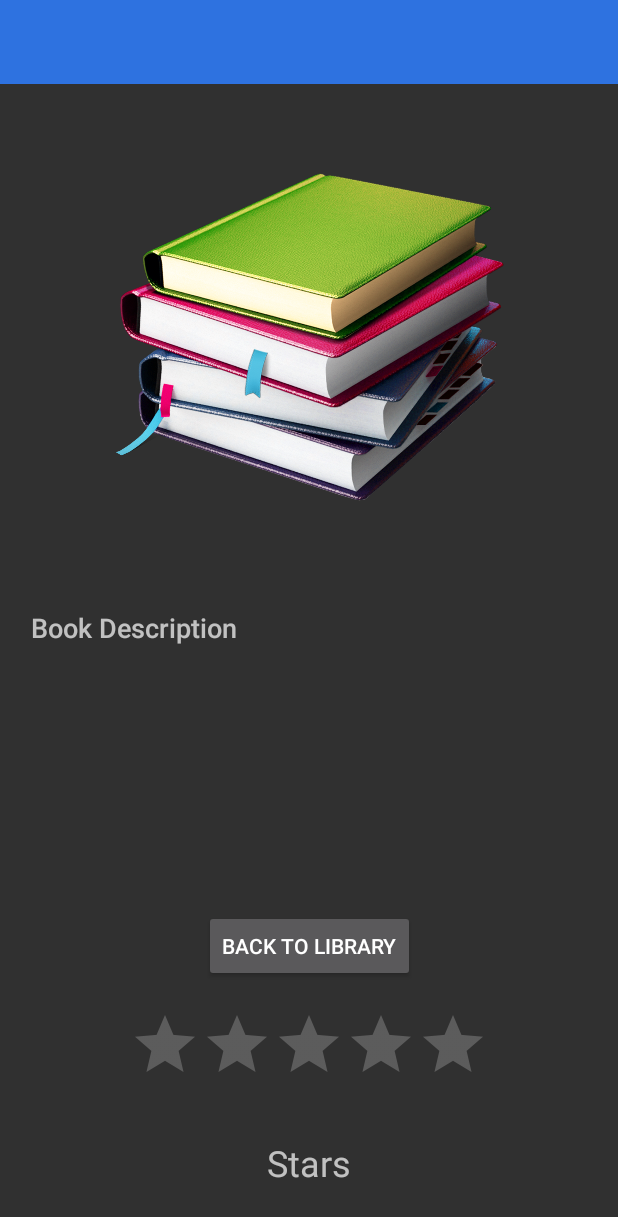
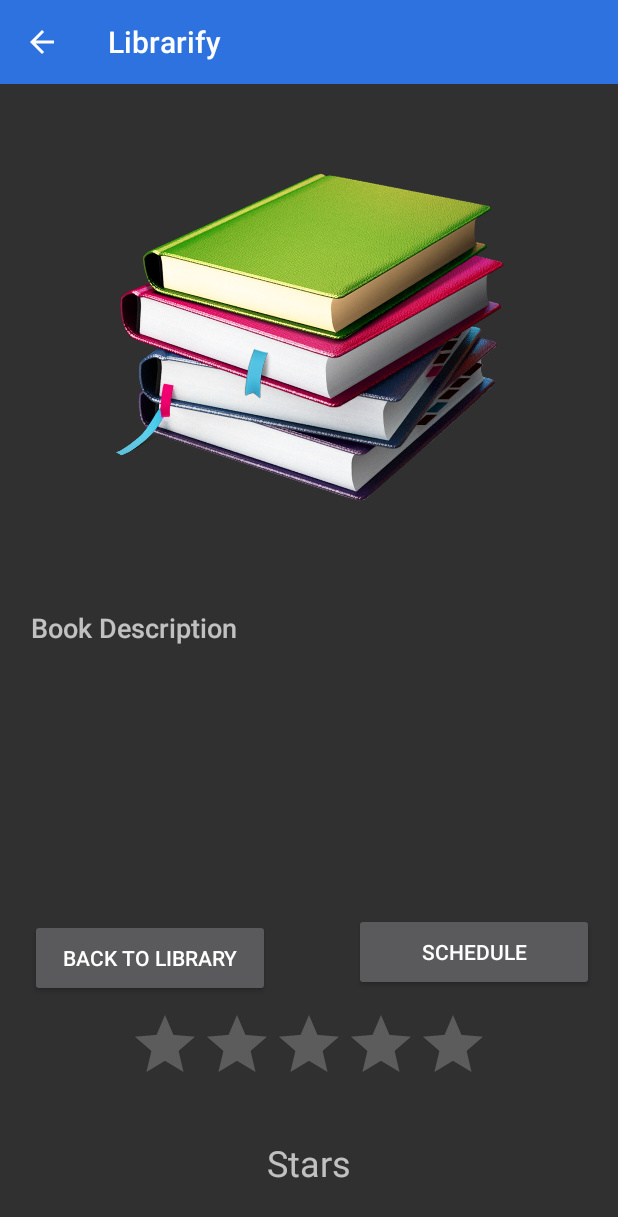
Before and after one commit to therealestkevin/Librarify, an Android app: the BookViewActivity screen opened directly, with no data from a screen before it, on a phone screen of 412 x 824 dp. Shown: the top 1217 px of the screen. Run offline under Robolectric (Android 15) with nearby library versions, the phone set to English and light mode, and no system bars.

Commit message:
RecycleView Clickable + Beginning of Schedule

```diff
--- a/app/src/main/java/com/example/librarify/BookViewActivity.java
+++ b/app/src/main/java/com/example/librarify/BookViewActivity.java
@@ -18,16 +18,19 @@ import java.net.URL;
 import java.util.concurrent.ExecutionException;
 
 import androidx.appcompat.app.AppCompatActivity;
+import androidx.appcompat.widget.Toolbar;
 
 public class BookViewActivity extends AppCompatActivity {
     private ImageView bookImg;
     private TextView bookDescription;
     private RatingBar bookRatingBar;
     private TextView starText;
+    private Button scheduleButton;
     //private Button sendJson;
     private Button toList;
     //private String jsonString;
     private OuterURL infoOutput;
+    private Toolbar bookViewToolbar;
 
 
     @Override
@@ -40,9 +43,28 @@ public class BookViewActivity extends AppCompatActivity {
         starText = (TextView) findViewById(R.id.starDisplayText);
         //sendJson = (Button) findViewById(R.id.sendJson);
         toList = (Button) findViewById(R.id.goToList);
+        scheduleButton = (Button) findViewById(R.id.scheduleButton);
+        bookViewToolbar = (Toolbar) findViewById(R.id.BookViewToolbar);
+        setSupportActionBar(bookViewToolbar);
+       bookViewToolbar.setTitle("Book Info");
+        getSupportActionBar().setDisplayHomeAsUpEnabled(true);
+        getSupportActionBar().setDisplayShowHomeEnabled(true);
+        bookViewToolbar.setNavigationOnClickListener(new View.OnClickListener() {
+            @Override
+            public void onClick(View v) {
+                onBackPressed();
+            }
+        });
         bookRatingBar.setMax(5);
         bookRatingBar.setStepSize(.1f);
 
+        scheduleButton.setOnClickListener(new View.OnClickListener() {
+            @Override
+            public void onClick(View view) {
+                Intent scheduleIntent = new Intent(getApplicationContext(), bookSchedule.class);
+                startActivity(scheduleIntent);
+            }
+        });
 
         toList.setOnClickListener(new View.OnClickListener() {
             @Override
@@ -54,6 +76,7 @@ public class BookViewActivity extends AppCompatActivity {
         if (getIntent() != null && getIntent().getExtras() != null) {
             Bundle bundle = getIntent().getExtras();
             if(!bundle.getString("jsonStuff").equals(null)){
+
                 infoOutput = new Gson().fromJson(bundle.getString("jsonStuff"),OuterURL.class);
 
                 try {
--- a/app/src/main/res/layout/activity_book_view.xml
+++ b/app/src/main/res/layout/activity_book_view.xml
@@ -5,6 +5,22 @@
     android:layout_width="match_parent"
     android:layout_height="match_parent"
     tools:context=".BookViewActivity">
+
+    <Button
+        android:id="@+id/scheduleButton"
+        android:layout_width="160dp"
+        android:layout_height="52dp"
+        android:layout_marginStart="8dp"
+        android:layout_marginTop="8dp"
+        android:layout_marginEnd="8dp"
+        android:layout_marginBottom="8dp"
+        android:text="Schedule"
+        app:layout_constraintBottom_toTopOf="@+id/bookRatingBar"
+        app:layout_constraintEnd_toEndOf="parent"
+        app:layout_constraintHorizontal_bias="0.854"
+        app:layout_constraintStart_toEndOf="@+id/goToList"
+        app:layout_constraintTop_toBottomOf="@+id/bookDescription"
+        app:layout_constraintVertical_bias="0.857" />
 
     <ImageView
         android:id="@+id/bookImage"
@@ -72,8 +88,8 @@
 
     <Button
         android:id="@+id/goToList"
-        android:layout_width="wrap_content"
-        android:layout_height="wrap_content"
+        android:layout_width="160dp"
+        android:layout_height="52dp"
         android:layout_marginStart="8dp"
         android:layout_marginTop="8dp"
         android:layout_marginEnd="8dp"
@@ -81,13 +97,14 @@
         android:text="Back To Library"
         app:layout_constraintBottom_toTopOf="@+id/bookRatingBar"
         app:layout_constraintEnd_toEndOf="parent"
+        app:layout_constraintHorizontal_bias="0.051"
         app:layout_constraintStart_toStartOf="parent"
         app:layout_constraintTop_toBottomOf="@+id/bookDescription"
-        app:layout_constraintVertical_bias="0.666" />
+        app:layout_constraintVertical_bias="1.0" />
 
     <androidx.appcompat.widget.Toolbar
-        android:id="@+id/toolbar2"
-        android:layout_width="449dp"
+        android:id="@+id/BookViewToolbar"
+        android:layout_width="0dp"
         android:layout_height="56dp"
         android:background="@color/colorAccent"
         android:minHeight="?attr/actionBarSize"
```
Also changed, not shown: app/src/main/AndroidManifest.xml (+5 -4 lines), app/src/main/java/com/example/librarify/BookAdapter.java (+25 -13 lines), app/src/main/java/com/example/librarify/RecycleListener.java (added, +9 -0 lines), app/src/main/java/com/example/librarify/bookList.java (+15 -1 lines), app/src/main/java/com/example/librarify/bookSchedule.java (added, +16 -0 lines), app/src/main/res/layout/activity_book_schedule.xml (added, +21 -0 lines), app/src/main/res/layout/book_row.xml (+14 -19 lines).
